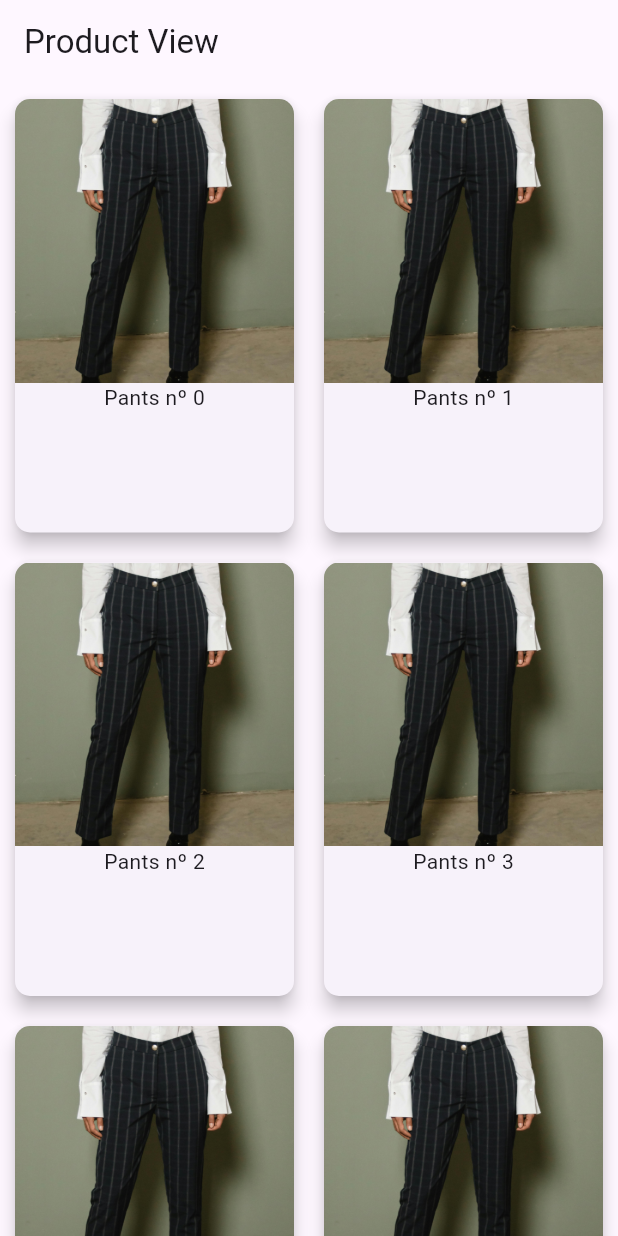
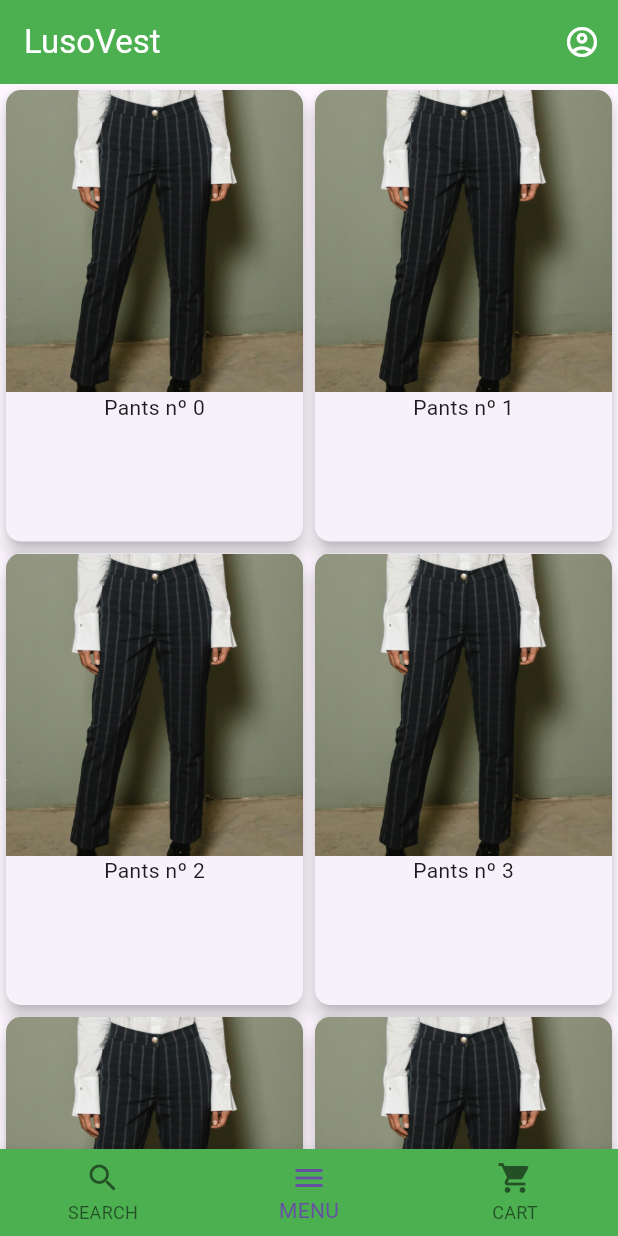
Before and after one commit to AfonsoLuis4758/Projeto, a Flutter app: the screen it shows after launch, after a tap on "username =", on a phone screen of 412 x 824 dp. Run offline on Flutter 3.47's test engine with Material 3 defaults, Android fonts, the phone set to English and light mode, and no system bars.

Commit message:
added navigation bar and extra placeholder pages

```diff
--- a/lib/main.dart
+++ b/lib/main.dart
@@ -1,5 +1,6 @@
 import 'package:project/pages/firstPage.dart';
 import 'package:project/pages/secondPage.dart';
+import 'package:project/pages/profile_page.dart';
 import 'package:flutter/material.dart';
 
 void main() async => runApp(const MyApp());
@@ -15,6 +16,7 @@ class MyApp extends StatelessWidget {
       routes: {
         "/firstpage": (context) => const FirstPage(),
         "/secondpage": (context) => const SecondPage(),
+        "/profilepage": (context) => const ProfilePage(),
       },
     );
   }
--- /dev/null
+++ b/lib/pages/cart_page.dart
@@ -0,0 +1,17 @@
+import 'package:flutter/material.dart';
+
+class CartPage extends StatelessWidget {
+  const CartPage({super.key});
+
+  @override
+  Widget build(BuildContext context) {
+    return MaterialApp(
+      debugShowCheckedModeBanner: false,
+      home: Scaffold(
+        body: Center(
+          child: Text("CART"),
+        ),
+      ),
+    );
+  }
+}
--- a/lib/pages/firstPage.dart
+++ b/lib/pages/firstPage.dart
@@ -17,14 +17,12 @@ class _FirstPage extends State<FirstPage> {
   @override
   Widget build(BuildContext context) {
     return Scaffold(
-      appBar: AppBar(
-        title: const Text('Log In page'),
-      ),
       body: Column(
-        crossAxisAlignment: CrossAxisAlignment.start,
+        mainAxisAlignment: MainAxisAlignment.center,
+        crossAxisAlignment: CrossAxisAlignment.center,
         children: <Widget>[
           Padding(
-            padding: const EdgeInsets.symmetric(horizontal: 40, vertical: 16),
+            padding: const EdgeInsets.symmetric(horizontal: 24, vertical: 0),
             child: TextField(
               controller: userController,
               keyboardType: TextInputType.emailAddress,
@@ -35,7 +33,7 @@ class _FirstPage extends State<FirstPage> {
             ),
           ),
           Padding(
-            padding: const EdgeInsets.symmetric(horizontal: 40, vertical: 16),
+            padding: const EdgeInsets.symmetric(horizontal: 24, vertical: 16),
             child: TextFormField(
               controller: passController,
               obscureText: !_passwordVisible,
@@ -59,6 +57,8 @@ class _FirstPage extends State<FirstPage> {
             ),
           ),
           Center(
+            child: Padding(
+              padding: const EdgeInsets.symmetric(vertical: 48),
               child: ElevatedButton(
                   onPressed: () {
                     setState(() {
@@ -73,6 +73,7 @@ class _FirstPage extends State<FirstPage> {
                         fontWeight: FontWeight.bold,
                         color: Colors.black54),
                   )),
+            ),
           ),
           Padding(
             padding: const EdgeInsets.all(40),
--- /dev/null
+++ b/lib/pages/home_page.dart
@@ -0,0 +1,46 @@
+import 'package:flutter/material.dart';
+
+class HomePage extends StatefulWidget {
+  //secondPage
+
+  const HomePage({super.key});
+  @override
+  State<HomePage> createState() => _HomePage();
+}
+
+class _HomePage extends State<HomePage> {
+  @override
+  Widget build(BuildContext context) {
+    return MaterialApp(
+      debugShowCheckedModeBanner: false,
+      home: Scaffold(
+        body: GridView.count(
+          // Create a grid with 2 columns. If you change the scrollDirection to
+          // horizontal, this produces 2 rows.
+          childAspectRatio: (1 / 1.5),
+          crossAxisCount: 2,
+          // Generate 100 widgets that display their index in the List.
+          children: List.generate(20, (index) {
+            return Center(
+                child: Padding(
+              padding: const EdgeInsets.all(0),
+              child: Card(
+                clipBehavior: Clip.antiAliasWithSaveLayer,
+                shape: RoundedRectangleBorder(
+                  borderRadius: BorderRadius.circular(10.0),
+                ),
+                elevation: 5,
+                child: Column(
+                  children: [
+                    Image.asset("assets/images/pants.jpg"),
+                    Text('Pants nº $index'),
+                  ],
+                ),
+              ),
+            ));
+          }),
+        ),
+      ),
+    );
+  }
+}
--- /dev/null
+++ b/lib/pages/profile_page.dart
@@ -0,0 +1,24 @@
+import 'package:flutter/material.dart';
+
+class ProfilePage extends StatelessWidget {
+  const ProfilePage({super.key});
+
+  @override
+  Widget build(BuildContext context) {
+    return MaterialApp(
+      debugShowCheckedModeBanner: false,
+      home: Scaffold(
+        appBar: AppBar(
+          backgroundColor: Colors.green,
+          title: const Text(
+            "LusoVest",
+            style: TextStyle(color: Colors.white),
+          ),
+        ),
+        body: Center(
+          child: Text("PROFILE"),
+        ),
+      ),
+    );
+  }
+}
--- /dev/null
+++ b/lib/pages/search_page.dart
@@ -0,0 +1,17 @@
+import 'package:flutter/material.dart';
+
+class SearchPage extends StatelessWidget {
+  const SearchPage({super.key});
+
+  @override
+  Widget build(BuildContext context) {
+    return MaterialApp(
+      debugShowCheckedModeBanner: false,
+      home: Scaffold(
+        body: Center(
+          child: Text("SEARCH"),
+        ),
+      ),
+    );
+  }
+}
--- a/lib/pages/secondPage.dart
+++ b/lib/pages/secondPage.dart
@@ -1,4 +1,8 @@
 import 'package:flutter/material.dart';
+import 'package:project/pages/cart_page.dart';
+import 'package:project/pages/home_page.dart';
+import 'package:project/pages/profile_page.dart';
+import 'package:project/pages/search_page.dart';
 
 class SecondPage extends StatefulWidget {
   //secondPage
@@ -9,37 +13,66 @@ class SecondPage extends StatefulWidget {
 }
 
 class _SecondPage extends State<SecondPage> {
+  int _selectedIndex = 1;
+
+  void _navigateBottomBar(int index) {
+    setState(() {
+      _selectedIndex = index;
+    });
+  }
+
+  final List _pages = [const SearchPage(), const HomePage(), const CartPage()];
   @override
   Widget build(BuildContext context) {
     return MaterialApp(
-      title: "Product View",
+      debugShowCheckedModeBanner: false,
+      title: "LusoVeste",
       home: Scaffold(
         appBar: AppBar(
-          title: const Text("Product View"),
+          backgroundColor: Colors.green,
+          title: const Text(
+            "LusoVest",
+            style: TextStyle(color: Colors.white),
+          ),
+          iconTheme: const IconThemeData(color: Colors.white),
+          actions: <Widget>[
+            IconButton(
+              icon: Icon(
+                Icons.account_circle_outlined,
+                color: Colors.white,
+              ),
+              onPressed: () {
+                Navigator.pushNamed(context, "/profilepage");
+              },
+            )
+          ],
         ),
-        body: GridView.count(
-          // Create a grid with 2 columns. If you change the scrollDirection to
-          // horizontal, this produces 2 rows.
-          childAspectRatio: (1 / 1.5),
-          crossAxisCount: 2,
-          // Generate 100 widgets that display their index in the List.
-          children: List.generate(20, (index) {
-            return Center(
-                child: Card(
-              clipBehavior: Clip.antiAliasWithSaveLayer,
-              shape: RoundedRectangleBorder(
-                borderRadius: BorderRadius.circular(10.0),
+        body: _pages[_selectedIndex],
+        bottomNavigationBar: Theme(
+          data: Theme.of(context).copyWith(
+              canvasColor: Colors.green,
+              textTheme: Theme.of(context)
+                  .textTheme
+                  .copyWith(bodySmall: const TextStyle(color: Colors.green))),
+          child: BottomNavigationBar(
+            currentIndex: _selectedIndex,
+            onTap: _navigateBottomBar,
+            items: [
+              BottomNavigationBarItem(
+                icon: Icon(Icons.search),
+                label: "SEARCH",
+                activeIcon: Icon(Icons.search_outlined),
               ),
-              elevation: 5,
-              margin: const EdgeInsets.all(10),
-              child: Column(
-                children: [
-                  Image.asset("assets/images/pants.jpg"),
-                  Text('Pants nº $index'),
-                ],
-              ),
-            ));
-          }),
+              BottomNavigationBarItem(
+                  icon: Icon(Icons.menu),
+                  label: "MENU",
+                  activeIcon: Icon(Icons.menu_outlined)),
+              BottomNavigationBarItem(
+                  icon: Icon(Icons.shopping_cart),
+                  label: "CART",
+                  activeIcon: Icon(Icons.shopping_cart_outlined)),
+            ],
+          ),
         ),
       ),
     );
```
Lines whose indentation alone changed are shown as unchanged.
